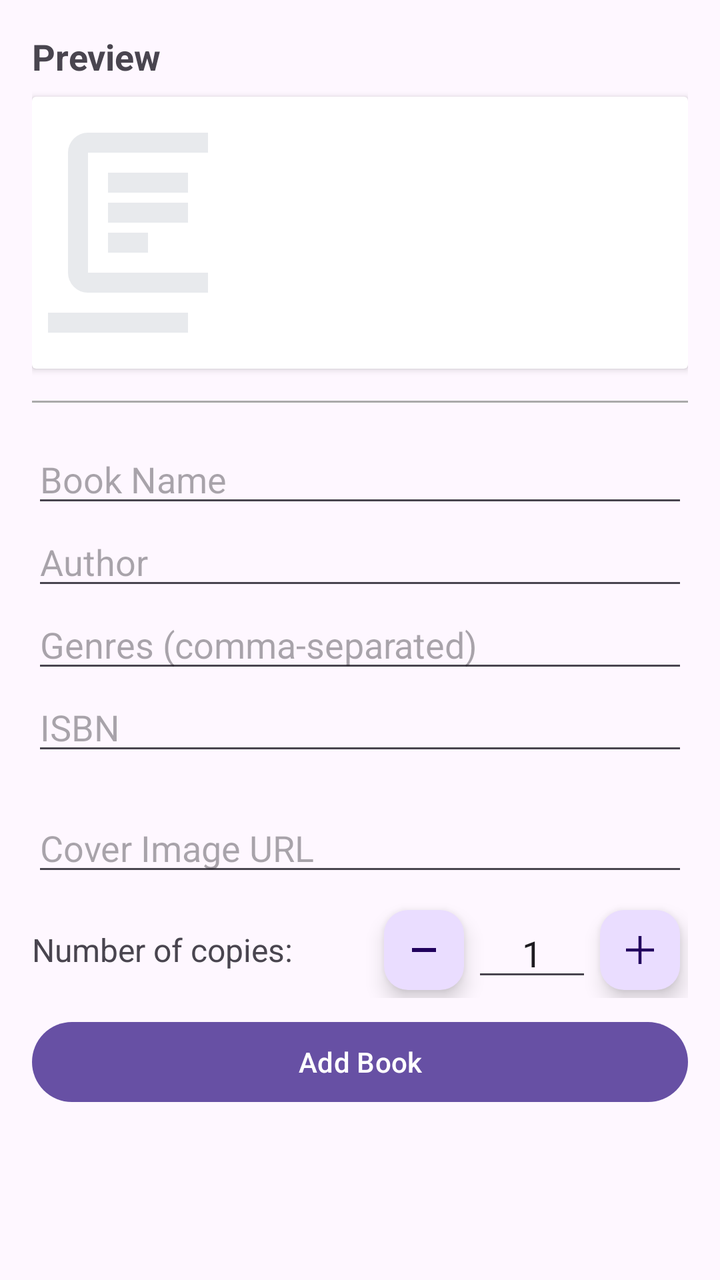
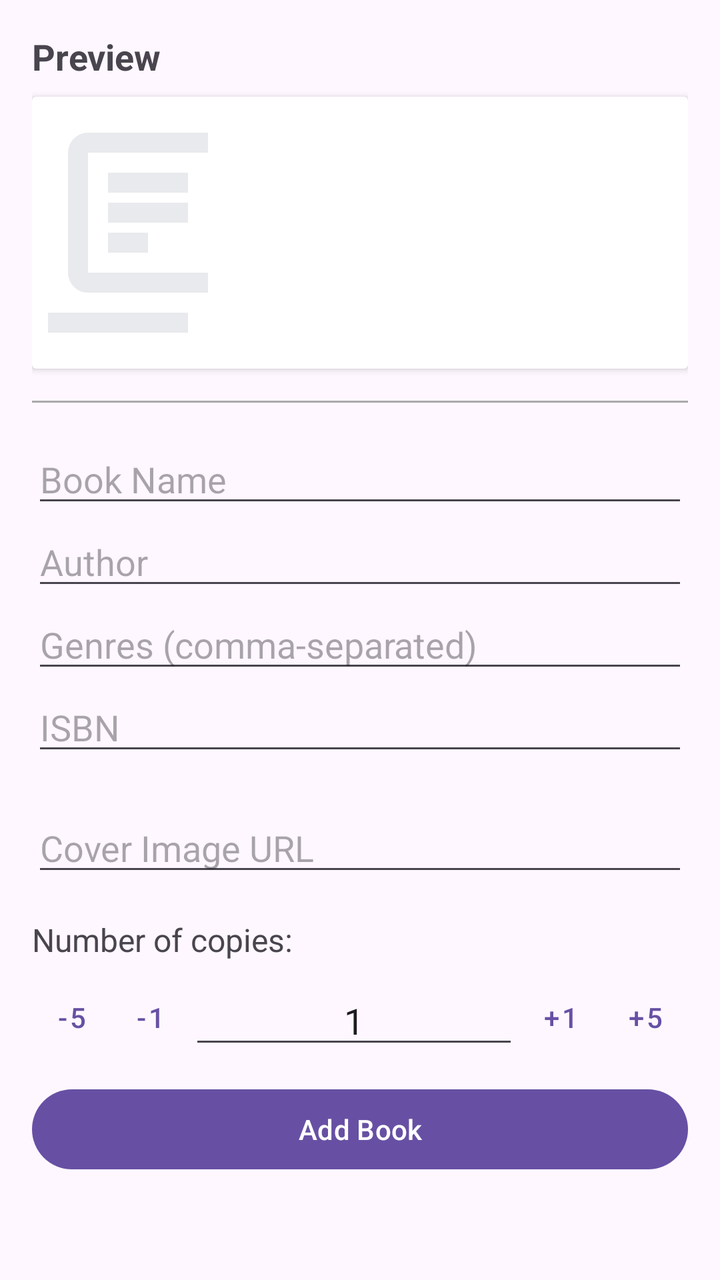

Before-and-after screenshots of an Android layout around one commit, followed by the original layout XML and the change that was made.
<!-- AndroidManifest.xml: application theme Theme.Books_Project -->
<!-- res/layout/fragment_add_book_manual.xml -->
<?xml version="1.0" encoding="utf-8"?>
<ScrollView xmlns:android="http://schemas.android.com/apk/res/android"
    xmlns:tools="http://schemas.android.com/tools"
    android:layout_width="match_parent"
    android:layout_height="match_parent"
    tools:context=".screens.book.AddBookManualFragment">

    <LinearLayout
        android:layout_width="match_parent"
        android:layout_height="wrap_content"
        android:orientation="vertical"
        android:padding="16dp">

        <TextView
            android:layout_width="match_parent"
            android:layout_height="wrap_content"
            android:text="Preview"
            android:textSize="18sp"
            android:textStyle="bold"
            android:layout_marginBottom="8dp"/>

        
        <androidx.cardview.widget.CardView
            android:layout_width="match_parent"
            android:layout_height="wrap_content"
            android:layout_marginBottom="16dp"
            android:elevation="4dp">

            <include
                android:id="@+id/preview_book_item"
                layout="@layout/book_list_item" />
        </androidx.cardview.widget.CardView>

        <View
            android:layout_width="match_parent"
            android:layout_height="1dp"
            android:background="@android:color/darker_gray"
            android:layout_marginBottom="16dp"/>

        <EditText
            android:id="@+id/etBookName"
            android:layout_width="match_parent"
            android:layout_height="wrap_content"
            android:hint="Book Name" />

        <EditText
            android:id="@+id/etAuthor"
            android:layout_width="match_parent"
            android:layout_height="wrap_content"
            android:hint="Author" />

        <EditText
            android:id="@+id/etGenres"
            android:layout_width="match_parent"
            android:layout_height="wrap_content"
            android:hint="Genres (comma-separated)" />

        <EditText
            android:id="@+id/etISBN"
            android:layout_width="match_parent"
            android:layout_height="wrap_content"
            android:inputType="number"
            android:maxLength="13"
            android:hint="ISBN" />

        <TextView
            android:id="@+id/tvFormattedISBN"
            android:layout_width="wrap_content"
            android:layout_height="wrap_content"/>

        <EditText
            android:id="@+id/etCoverImageUrl"
            android:layout_width="match_parent"
            android:layout_height="wrap_content"
            android:hint="Cover Image URL" />

        <LinearLayout
            android:layout_width="match_parent"
            android:layout_height="wrap_content"
            android:orientation="horizontal"
            android:gravity="center_vertical"
            android:layout_marginTop="8dp"
            android:layout_marginBottom="8dp">

            <TextView
                android:layout_width="0dp"
                android:layout_height="wrap_content"
                android:layout_weight="1"
                android:text="Number of copies:"
                android:textSize="16sp" />

            <com.google.android.material.floatingactionbutton.FloatingActionButton
                android:id="@+id/btnMinus"
                style="?attr/floatingActionButtonSmallStyle"
                android:src="@drawable/outline_check_indeterminate_small_24"
                android:layout_width="48dp"
                android:layout_height="wrap_content" />

            <EditText
                android:id="@+id/etCopies"
                android:layout_width="60dp"
                android:layout_height="wrap_content"
                android:gravity="center"
                android:inputType="number"
                android:text="1" />

            <com.google.android.material.floatingactionbutton.FloatingActionButton
                android:id="@+id/btnPlus"
                style="?attr/floatingActionButtonSmallStyle"
                android:layout_width="48dp"
                android:src="@drawable/add_48px"
                android:layout_height="wrap_content" />

        </LinearLayout>

        <Button
            android:id="@+id/btnAddBook"
            android:layout_width="match_parent"
            android:layout_height="wrap_content"
            android:text="Add Book" />

    </LinearLayout>
</ScrollView>
<!-- res/layout/book_list_item.xml (included above) -->
<?xml version="1.0" encoding="utf-8"?>
<LinearLayout xmlns:android="http://schemas.android.com/apk/res/android"
    android:layout_width="match_parent"
    android:layout_height="wrap_content"
    android:orientation="horizontal"
    android:padding="8dp">

    <ImageView
        android:id="@+id/ivBookCover"
        android:layout_width="80dp"
        android:layout_height="120dp"
        android:scaleType="centerCrop"
        android:src="@drawable/library_book" />

    <LinearLayout
        android:layout_width="0dp"
        android:layout_height="wrap_content"
        android:layout_weight="1"
        android:orientation="vertical"
        android:layout_marginStart="8dp">

        <TextView
            android:id="@+id/tvBookName"
            android:layout_width="match_parent"
            android:layout_height="wrap_content"
            android:textSize="18sp"
            android:textStyle="bold" />

        <TextView
            android:id="@+id/tvBookAuthor"
            android:layout_width="match_parent"
            android:layout_height="wrap_content"
            android:textSize="14sp" />

        <TextView
            android:id="@+id/tvGenres"
            android:layout_width="match_parent"
            android:layout_height="wrap_content"
             />

        <TextView
            android:id="@+id/tvAvailableAmount"
            android:layout_width="match_parent"
            android:layout_height="wrap_content"
            android:textColor="@android:color/holo_green_dark"
            android:textStyle="italic"
            android:visibility="gone" />

    </LinearLayout>

</LinearLayout>
<!-- resources referenced by this layout -->
<resources>
  <!-- drawable add_48px (drawable) -->
  <vector xmlns:android="http://schemas.android.com/apk/res/android"
      android:width="48dp"
      android:height="48dp"
      android:viewportWidth="960"
      android:viewportHeight="960"
      android:tint="?attr/colorControlNormal">
    <path
        android:fillColor="@android:color/white"
        android:pathData="M450,510L200,510L200,450L450,450L450,200L510,200L510,450L760,450L760,510L510,510L510,760L450,760L450,510Z"/>
  </vector>
  <!-- drawable library_book (drawable) -->
  <vector xmlns:android="http://schemas.android.com/apk/res/android"
      android:width="24dp"
      android:height="24dp"
      android:viewportWidth="960"
      android:viewportHeight="960">
    <path
        android:pathData="M400,560h160v-80L400,480v80ZM400,440h320v-80L400,360v80ZM400,320h320v-80L400,240v80ZM320,720q-33,0 -56.5,-23.5T240,640v-480q0,-33 23.5,-56.5T320,80h480q33,0 56.5,23.5T880,160v480q0,33 -23.5,56.5T800,720L320,720ZM320,640h480v-480L320,160v480ZM160,880q-33,0 -56.5,-23.5T80,800v-560h80v560h560v80L160,880ZM320,160v480,-480Z"
        android:fillColor="#e8eaed"/>
  </vector>
  <!-- drawable outline_check_indeterminate_small_24 (drawable) -->
  <vector xmlns:android="http://schemas.android.com/apk/res/android" android:height="24dp" android:tint="#000000" android:viewportHeight="960" android:viewportWidth="960" android:width="24dp">
        
      <path android:fillColor="@android:color/white" android:pathData="M240,520L240,440L720,440L720,520L240,520Z"/>
      
  </vector>
  <style name="Theme.Books_Project" parent="Base.Theme.Books_Project" />
  <style name="Base.Theme.Books_Project" parent="Theme.Material3.DayNight.NoActionBar">
          
          
      </style>
</resources>

<!-- the commit's change to res/layout/fragment_add_book_manual.xml (unified diff, before → after) -->
@@ -1,5 +1,6 @@
 <?xml version="1.0" encoding="utf-8"?>
 <ScrollView xmlns:android="http://schemas.android.com/apk/res/android"
+    xmlns:app="http://schemas.android.com/apk/res-auto"
     xmlns:tools="http://schemas.android.com/tools"
     android:layout_width="match_parent"
     android:layout_height="match_parent"
@@ -14,10 +15,10 @@
         <TextView
             android:layout_width="match_parent"
             android:layout_height="wrap_content"
+            android:layout_marginBottom="8dp"
             android:text="Preview"
             android:textSize="18sp"
-            android:textStyle="bold"
-            android:layout_marginBottom="8dp"/>
+            android:textStyle="bold" />
 
         
         <androidx.cardview.widget.CardView
@@ -34,8 +35,8 @@
         <View
             android:layout_width="match_parent"
             android:layout_height="1dp"
-            android:background="@android:color/darker_gray"
-            android:layout_marginBottom="16dp"/>
+            android:layout_marginBottom="16dp"
+            android:background="@android:color/darker_gray" />
 
         <EditText
             android:id="@+id/etBookName"
@@ -59,14 +60,14 @@
             android:id="@+id/etISBN"
             android:layout_width="match_parent"
             android:layout_height="wrap_content"
+            android:hint="ISBN"
             android:inputType="number"
-            android:maxLength="13"
-            android:hint="ISBN" />
+            android:maxLength="13" />
 
         <TextView
             android:id="@+id/tvFormattedISBN"
             android:layout_width="wrap_content"
-            android:layout_height="wrap_content"/>
+            android:layout_height="wrap_content" />
 
         <EditText
             android:id="@+id/etCoverImageUrl"
@@ -74,42 +75,65 @@
             android:layout_height="wrap_content"
             android:hint="Cover Image URL" />
 
+        <TextView
+            android:layout_width="wrap_content"
+            android:layout_height="wrap_content"
+            android:layout_marginTop="16dp"
+            android:text="Number of copies:"
+            android:textSize="16sp" />
+
         <LinearLayout
             android:layout_width="match_parent"
             android:layout_height="wrap_content"
-            android:orientation="horizontal"
+            android:layout_marginTop="4dp"
+            android:layout_marginBottom="8dp"
             android:gravity="center_vertical"
-            android:layout_marginTop="8dp"
-            android:layout_marginBottom="8dp">
+            android:orientation="horizontal">
 
-            <TextView
+            <Button
+                android:id="@+id/btnMin5"
+                style="@style/Widget.MaterialComponents.Button.TextButton"
+                android:layout_width="wrap_content"
+                android:layout_height="wrap_content"
+                android:minWidth="0dp"
+                android:paddingHorizontal="12dp"
+                android:text="-5" />
+
+            <Button
+                android:id="@+id/btnMin1"
+                style="@style/Widget.MaterialComponents.Button.TextButton"
+                android:layout_width="wrap_content"
+                android:layout_height="wrap_content"
+                android:minWidth="0dp"
+                android:paddingHorizontal="12dp"
+                android:text="-1" />
+
+            <EditText
+                android:id="@+id/etCopies"
                 android:layout_width="0dp"
                 android:layout_height="wrap_content"
                 android:layout_weight="1"
-                android:text="Number of copies:"
-                android:textSize="16sp" />
-
-            <com.google.android.material.floatingactionbutton.FloatingActionButton
-                android:id="@+id/btnMinus"
-                style="?attr/floatingActionButtonSmallStyle"
-                android:src="@drawable/outline_check_indeterminate_small_24"
-                android:layout_width="48dp"
-                android:layout_height="wrap_content" />
-
-            <EditText
-                android:id="@+id/etCopies"
-                android:layout_width="60dp"
-                android:layout_height="wrap_content"
                 android:gravity="center"
                 android:inputType="number"
                 android:text="1" />
 
-            <com.google.android.material.floatingactionbutton.FloatingActionButton
-                android:id="@+id/btnPlus"
-                style="?attr/floatingActionButtonSmallStyle"
-                android:layout_width="48dp"
-                android:src="@drawable/add_48px"
-                android:layout_height="wrap_content" />
+            <Button
+                android:id="@+id/btnPls1"
+                style="@style/Widget.MaterialComponents.Button.TextButton"
+                android:layout_width="wrap_content"
+                android:layout_height="wrap_content"
+                android:minWidth="0dp"
+                android:paddingHorizontal="12dp"
+                android:text="+1" />
+
+            <Button
+                android:id="@+id/btnPls5"
+                style="@style/Widget.MaterialComponents.Button.TextButton"
+                android:layout_width="wrap_content"
+                android:layout_height="wrap_content"
+                android:minWidth="0dp"
+                android:paddingHorizontal="12dp"
+                android:text="+5" />
 
         </LinearLayout>
 
<!-- resource entries referenced after the edit -->
@@ -1,16 +1,5 @@
 <!-- resources referenced by this layout -->
 <resources>
-  <!-- drawable add_48px (drawable) -->
-  <vector xmlns:android="http://schemas.android.com/apk/res/android"
-      android:width="48dp"
-      android:height="48dp"
-      android:viewportWidth="960"
-      android:viewportHeight="960"
-      android:tint="?attr/colorControlNormal">
-    <path
-        android:fillColor="@android:color/white"
-        android:pathData="M450,510L200,510L200,450L450,450L450,200L510,200L510,450L760,450L760,510L510,510L510,760L450,760L450,510Z"/>
-  </vector>
   <!-- drawable library_book (drawable) -->
   <vector xmlns:android="http://schemas.android.com/apk/res/android"
       android:width="24dp"
@@ -21,12 +10,6 @@
         android:pathData="M400,560h160v-80L400,480v80ZM400,440h320v-80L400,360v80ZM400,320h320v-80L400,240v80ZM320,720q-33,0 -56.5,-23.5T240,640v-480q0,-33 23.5,-56.5T320,80h480q33,0 56.5,23.5T880,160v480q0,33 -23.5,56.5T800,720L320,720ZM320,640h480v-480L320,160v480ZM160,880q-33,0 -56.5,-23.5T80,800v-560h80v560h560v80L160,880ZM320,160v480,-480Z"
         android:fillColor="#e8eaed"/>
   </vector>
-  <!-- drawable outline_check_indeterminate_small_24 (drawable) -->
-  <vector xmlns:android="http://schemas.android.com/apk/res/android" android:height="24dp" android:tint="#000000" android:viewportHeight="960" android:viewportWidth="960" android:width="24dp">
-        
-      <path android:fillColor="@android:color/white" android:pathData="M240,520L240,440L720,440L720,520L240,520Z"/>
-      
-  </vector>
   <style name="Theme.Books_Project" parent="Base.Theme.Books_Project" />
   <style name="Base.Theme.Books_Project" parent="Theme.Material3.DayNight.NoActionBar">
           
